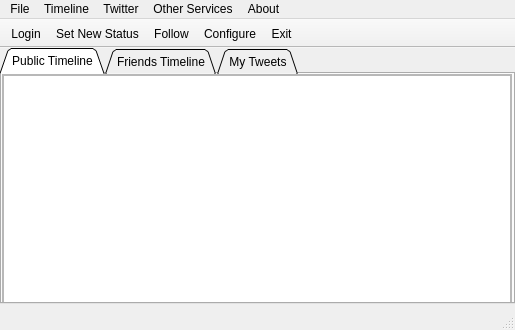
Before: the Qt Designer form branches/abhijit/Ui/mainWindow.ui in KarenMarkosyan/qttwitter, drawn with Qt 5.
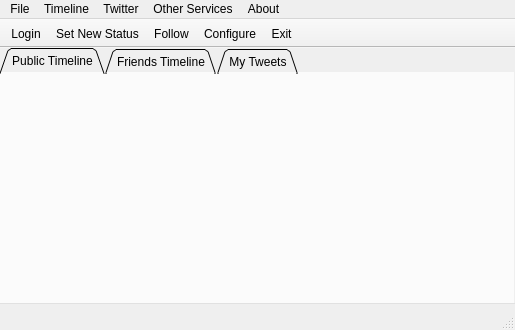
After: the same form once the commit is applied. Icons and pictures are not drawn.

Commit message: tried to achieve the transparency by setting the alpha value of the QWidgets, but although was able to achieve transparency in a test application, the same is not happening in this app

Patch:
```diff
--- a/branches/abhijit/Ui/mainWindow.ui
+++ b/branches/abhijit/Ui/mainWindow.ui
@@ -45,6 +45,80 @@
      <verstretch>0</verstretch>
     </sizepolicy>
    </property>
+   <property name="palette">
+    <palette>
+     <active>
+      <colorrole role="Base">
+       <brush brushstyle="SolidPattern">
+        <color alpha="255">
+         <red>255</red>
+         <green>255</green>
+         <blue>255</blue>
+        </color>
+       </brush>
+      </colorrole>
+     </active>
+     <inactive>
+      <colorrole role="Base">
+       <brush brushstyle="SolidPattern">
+        <color alpha="255">
+         <red>255</red>
+         <green>255</green>
+         <blue>255</blue>
+        </color>
+       </brush>
+      </colorrole>
+     </inactive>
+     <disabled>
+      <colorrole role="Base">
+       <brush brushstyle="SolidPattern">
+        <color alpha="255">
+         <red>236</red>
+         <green>233</green>
+         <blue>216</blue>
+        </color>
+       </brush>
+      </colorrole>
+     </disabled>
+    </palette>
+   </property>
+   <widget class="QLabel" name="twitterBgLogo">
+    <property name="enabled">
+     <bool>true</bool>
+    </property>
+    <property name="geometry">
+     <rect>
+      <x>155</x>
+      <y>110</y>
+      <width>210</width>
+      <height>49</height>
+     </rect>
+    </property>
+    <property name="sizePolicy">
+     <sizepolicy hsizetype="Fixed" vsizetype="Fixed">
+      <horstretch>0</horstretch>
+      <verstretch>0</verstretch>
+     </sizepolicy>
+    </property>
+    <property name="minimumSize">
+     <size>
+      <width>210</width>
+      <height>49</height>
+     </size>
+    </property>
+    <property name="maximumSize">
+     <size>
+      <width>210</width>
+      <height>49</height>
+     </size>
+    </property>
+    <property name="text">
+     <string/>
+    </property>
+    <property name="pixmap">
+     <pixmap>../images/Twitter.png</pixmap>
+    </property>
+   </widget>
    <widget class="QTabWidget" name="tabWidgetTweetWindow">
     <property name="enabled">
      <bool>true</bool>
@@ -63,6 +137,70 @@
       <verstretch>0</verstretch>
      </sizepolicy>
     </property>
+    <property name="palette">
+     <palette>
+      <active>
+       <colorrole role="Base">
+        <brush brushstyle="SolidPattern">
+         <color alpha="0">
+          <red>255</red>
+          <green>255</green>
+          <blue>255</blue>
+         </color>
+        </brush>
+       </colorrole>
+       <colorrole role="Window">
+        <brush brushstyle="SolidPattern">
+         <color alpha="0">
+          <red>236</red>
+          <green>233</green>
+          <blue>216</blue>
+         </color>
+        </brush>
+       </colorrole>
+      </active>
+      <inactive>
+       <colorrole role="Base">
+        <brush brushstyle="SolidPattern">
+         <color alpha="0">
+          <red>255</red>
+          <green>255</green>
+          <blue>255</blue>
+         </color>
+        </brush>
+       </colorrole>
+       <colorrole role="Window">
+        <brush brushstyle="SolidPattern">
+         <color alpha="0">
+          <red>236</red>
+          <green>233</green>
+          <blue>216</blue>
+         </color>
+        </brush>
+       </colorrole>
+      </inactive>
+      <disabled>
+       <colorrole role="Base">
+        <brush brushstyle="SolidPattern">
+         <color alpha="0">
+          <red>236</red>
+          <green>233</green>
+          <blue>216</blue>
+         </color>
+        </brush>
+       </colorrole>
+       <colorrole role="Window">
+        <brush brushstyle="SolidPattern">
+         <color alpha="0">
+          <red>236</red>
+          <green>233</green>
+          <blue>216</blue>
+         </color>
+        </brush>
+       </colorrole>
+      </disabled>
+     </palette>
+    </property>
     <property name="focusPolicy">
      <enum>Qt::TabFocus</enum>
     </property>
```
Left out of the diff: 31 changed lines with no effect on the pictures. The commit also changes 2 other files.
